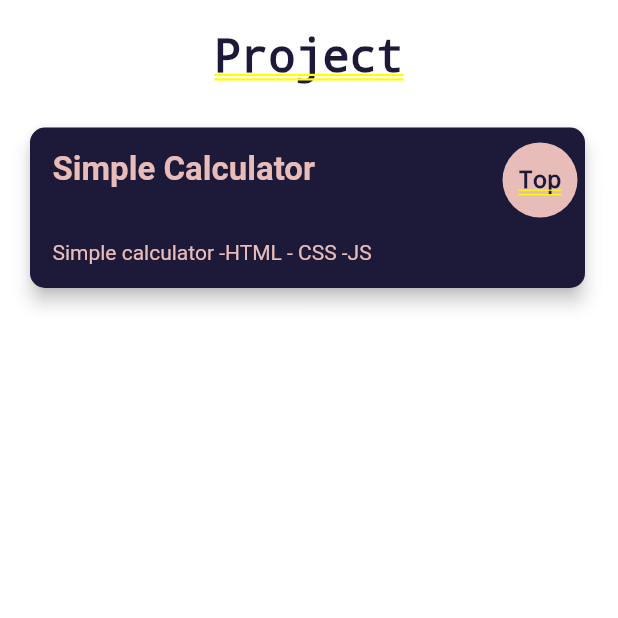
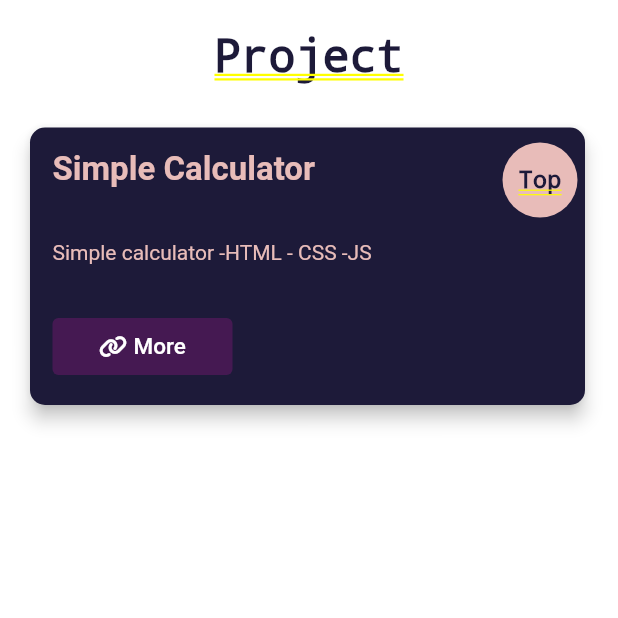
Before and after one commit to duktar210143/personal_Portfoliosite, a Flutter app: the screen it shows after launch, on a phone screen of 412 x 824 dp, the top half of it. Run offline on Flutter 3.47's test engine with Material 2 defaults, Android fonts, the phone set to English and light mode, and no system bars; our stand-ins replace flutter_svg, font_awesome_flutter.

Commit message:
custom button added

```diff
--- a/lib/view/home/project/project_card.dart
+++ b/lib/view/home/project/project_card.dart
@@ -1,4 +1,5 @@
 import 'package:portfoliosite/widgets/all_imports.dart';
+
 
 class ProjectCard extends StatelessWidget {
   final Function() onTap;
@@ -46,6 +47,14 @@ class ProjectCard extends StatelessWidget {
                           height: 1.5,
                           maxlines: 5,
                           textOverflow: TextOverflow.ellipsis,
+                          ),
+                          const SizedBox(height: 30,),
+                          CustomButton(
+                            title: 'More',
+                            width: 120,
+                            height: 38,
+                            icon: FontAwesomeIcons.link,
+                            onTap: onTap,
                           )
                     ],
                   ),
--- a/lib/widgets/all_imports.dart
+++ b/lib/widgets/all_imports.dart
@@ -31,3 +31,7 @@ export 'package:portfoliosite/view/home/project/project_card.dart';
 export  'package:portfoliosite/view/home/project/project.dart';
 
 export 'package:portfoliosite/view/home/project/project_details.dart';
+
+export 'package:font_awesome_flutter/font_awesome_flutter.dart';
+
+export 'package:portfoliosite/widgets/custom_button.dart';
--- /dev/null
+++ b/lib/widgets/custom_button.dart
@@ -0,0 +1,39 @@
+import 'package:portfoliosite/widgets/all_imports.dart';
+
+class CustomButton extends StatelessWidget {
+  final String? title;
+  final IconData? icon;
+  final double? height, width;
+  final Function()? onTap;
+  const CustomButton({
+    Key? key,
+    required this.title,
+    this.height = 40,
+    this.width = 140,
+    this.onTap,
+    this.icon,
+  }) : super(key: key);
+
+  @override
+  Widget build(BuildContext context) {
+    return TextButton.icon(
+      onPressed: onTap,
+      style: ButtonStyle(
+        fixedSize: MaterialStateProperty.all(
+          Size(width!, height!),
+        ),
+        backgroundColor: MaterialStateProperty.all(KPrimary)
+      ),
+      label: TextBuilder(
+        text: title,
+        color: Colors.white,
+        fontsize: 15,
+      ),
+      icon: Icon(
+        icon,
+        size: 15,
+        color: Colors.white,
+      ),
+    );
+  }
+}
--- a/pubspec.yaml
+++ b/pubspec.yaml
@@ -30,6 +30,7 @@ environment:
 dependencies:
   flutter:
     sdk: flutter
+  font_awesome_flutter: ^10.1.0
   flutter_svg: ^2.0.4
 
 
```
Also changed, not shown: pubspec.lock.
